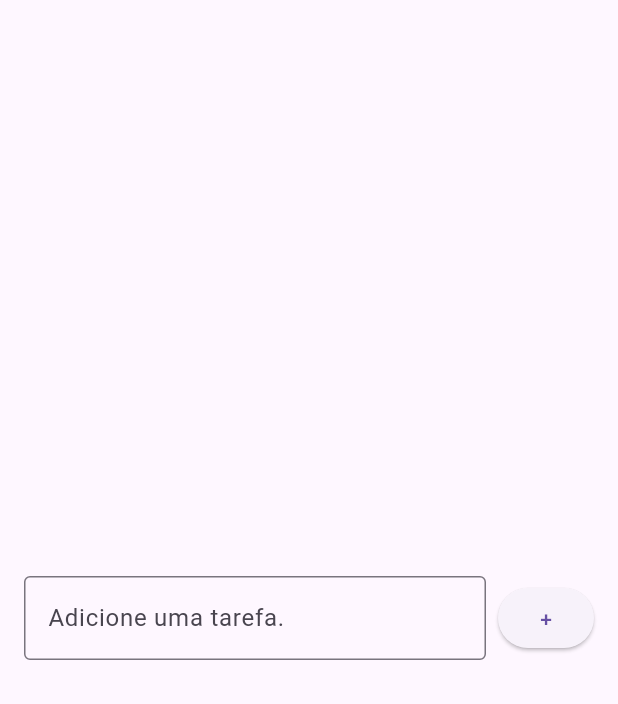
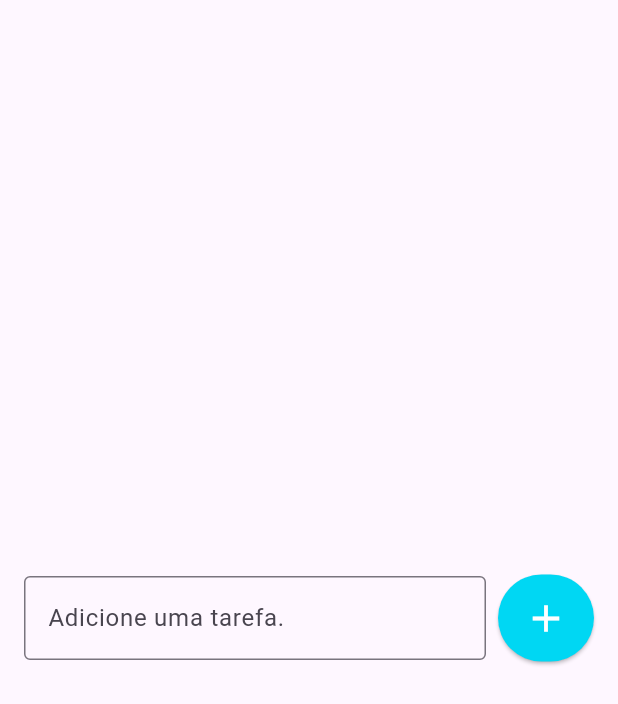
Before and after one commit to iraponan/todo_list, a Flutter app: the screen it shows after launch, on a phone screen of 412 x 824 dp. Shown: the top 704 px of the screen. Run offline on Flutter 3.47's test engine with Material 3 defaults, Android fonts, the phone set to English and light mode, and no system bars.

Commit message:
Personalizando o botão.

```diff
--- a/lib/pages/todo_list_page.dart
+++ b/lib/pages/todo_list_page.dart
@@ -27,8 +27,22 @@ class TodoListPage extends StatelessWidget {
               ),
               ElevatedButton(
                 onPressed: () {},
-                child: const Text('+'),
-              )
+                style: ElevatedButton.styleFrom(
+                  backgroundColor: const Color(0xff00d7f3), //Colors.purple,
+                  foregroundColor: Colors.white,
+                  padding: const EdgeInsets.all(14),
+                ),
+                child: const Icon(
+                  Icons.add,
+                  size: 30,
+                ),
+                /*const Text(
+                  '+',
+                  style: TextStyle(
+                    fontSize: 40,
+                  ),
+                ),*/
+              ),
             ],
           ),
         ),
```
